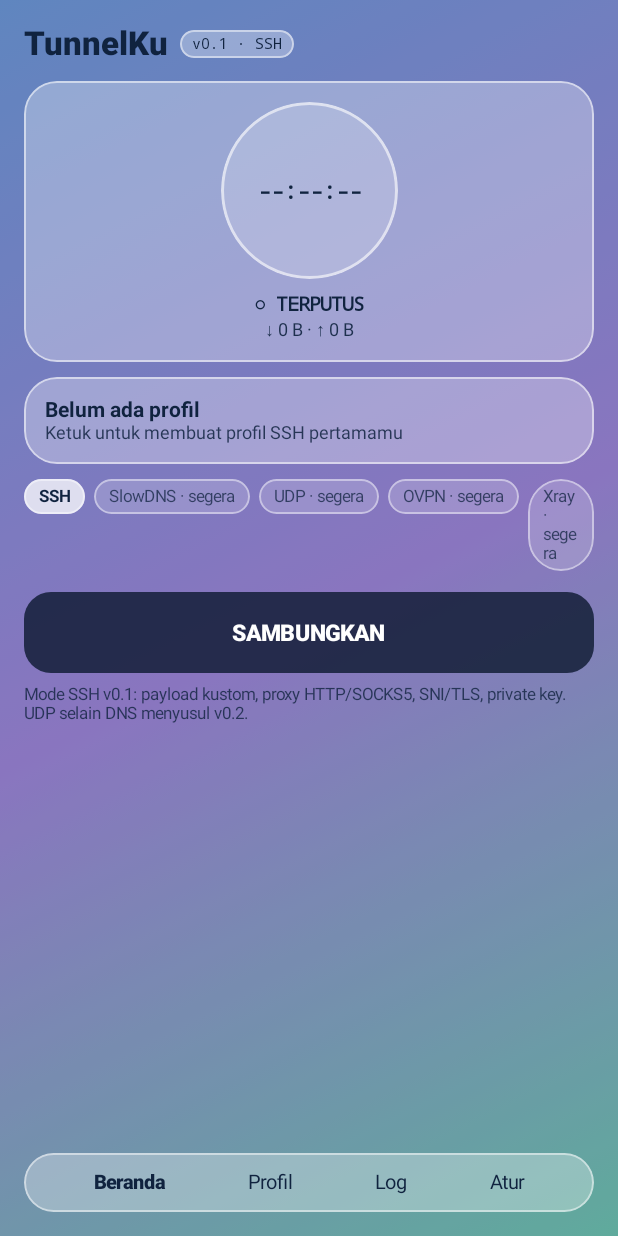
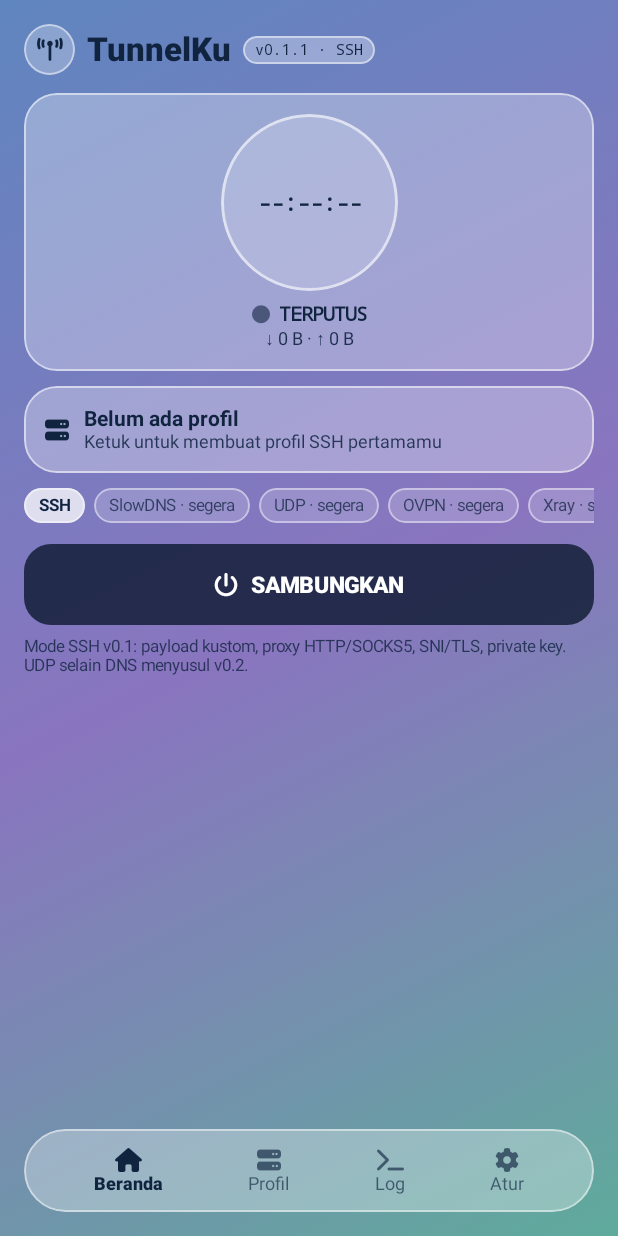
Before and after one commit to qioceky/tunnelku, an Android app built with Jetpack Compose: the screen it shows after launch (MainActivity), on a phone screen of 412 x 824 dp. Run offline under Robolectric (Android 15) with nearby library versions, the phone set to English and light mode, and no system bars; pictures from the network do not load.

Commit message:
v0.1.1: ikon Font Awesome 6.5.2 + fix fullscreen (padding insets, chip mode bisa digeser)

```diff
--- a/app/build.gradle
+++ b/app/build.gradle
@@ -12,8 +12,8 @@ android {
         applicationId "id.tunnelku"
         minSdk 26
         targetSdk 35
-        versionCode 1
-        versionName "0.1.0"
+        versionCode 2
+        versionName "0.1.1"
     }
 
     buildFeatures {
--- a/app/src/main/java/id/tunnelku/MainActivity.kt
+++ b/app/src/main/java/id/tunnelku/MainActivity.kt
@@ -15,6 +15,7 @@ import androidx.compose.foundation.Image
 import androidx.compose.foundation.background
 import androidx.compose.foundation.border
 import androidx.compose.foundation.clickable
+import androidx.compose.foundation.horizontalScroll
 import androidx.compose.foundation.layout.Arrangement
 import androidx.compose.foundation.layout.Box
 import androidx.compose.foundation.layout.Column
@@ -23,7 +24,10 @@ import androidx.compose.foundation.layout.Spacer
 import androidx.compose.foundation.layout.fillMaxSize
 import androidx.compose.foundation.layout.fillMaxWidth
 import androidx.compose.foundation.layout.height
+import androidx.compose.foundation.layout.navigationBarsPadding
 import androidx.compose.foundation.layout.padding
+import androidx.compose.foundation.layout.statusBarsPadding
+import androidx.compose.foundation.layout.width
 import androidx.compose.foundation.layout.size
 import androidx.compose.foundation.lazy.LazyColumn
 import androidx.compose.foundation.lazy.items
@@ -68,6 +72,8 @@ import androidx.compose.ui.text.input.PasswordVisualTransformation
 import androidx.compose.ui.unit.dp
 import androidx.compose.ui.unit.sp
 import id.tunnelku.model.ProfileStore
+import id.tunnelku.ui.Fa
+import id.tunnelku.ui.FaIcon
 import id.tunnelku.model.SettingsStore
 import id.tunnelku.model.SshProfile
 import id.tunnelku.vpn.LogBus
@@ -214,8 +220,14 @@ fun TunnelKuApp(onBgModeChanged: () -> Unit) {
         // lapisan penggelap agar teks terbaca
         Box(Modifier.fillMaxSize().background(Color.Black.copy(alpha = dim)))
 
-        Column(Modifier.fillMaxSize().padding(16.dp)) {
+        Column(Modifier.fillMaxSize().statusBarsPadding().navigationBarsPadding().padding(16.dp)) {
             Row(verticalAlignment = Alignment.CenterVertically) {
+                Box(
+                    Modifier.size(34.dp).clip(CircleShape).background(Color.White.copy(alpha = 0.25f))
+                        .border(1.dp, Color.White.copy(alpha = 0.5f), CircleShape),
+                    contentAlignment = Alignment.Center,
+                ) { FaIcon(Fa.TOWER, size = 15.sp, color = onGlass) }
+                Spacer(Modifier.size(8.dp))
                 Text("TunnelKu", color = onGlass, fontSize = 22.sp, fontWeight = FontWeight.ExtraBold)
                 Spacer(Modifier.size(8.dp))
                 Box(
@@ -223,7 +235,7 @@ fun TunnelKuApp(onBgModeChanged: () -> Unit) {
                         .border(1.dp, Color.White.copy(alpha = 0.5f), CircleShape)
                         .padding(horizontal = 8.dp, vertical = 3.dp),
                 ) {
-                    Text("v0.1 · SSH", color = onGlass, fontSize = 10.sp, fontFamily = FontFamily.Monospace)
+                    Text("v0.1.1 · SSH", color = onGlass, fontSize = 10.sp, fontFamily = FontFamily.Monospace)
                 }
             }
             Spacer(Modifier.height(12.dp))
@@ -286,15 +298,26 @@ fun TunnelKuApp(onBgModeChanged: () -> Unit) {
                     .padding(vertical = 10.dp),
                 horizontalArrangement = Arrangement.SpaceEvenly,
             ) {
-                listOf("Beranda", "Profil", "Log", "Atur").forEachIndexed { i, label ->
+                listOf(
+                    Triple("Beranda", Fa.HOUSE, 0),
+                    Triple("Profil", Fa.SERVER, 1),
+                    Triple("Log", Fa.TERMINAL, 2),
+                    Triple("Atur", Fa.GEAR, 3),
+                ).forEach { (label, icon, i) ->
+                    val selected = tab == i && editing == null && !creatingNew
+                    Column(
+                        horizontalAlignment = Alignment.CenterHorizontally,
+                        modifier = Modifier.clickable { tab = i; editing = null; creatingNew = false }
+                            .padding(horizontal = 10.dp, vertical = 2.dp),
+                    ) {
+                        FaIcon(icon, size = 16.sp, color = if (selected) onGlass else onGlass.copy(alpha = 0.65f))
                         Text(
                             label,
-                        color = onGlass,
-                        fontWeight = if (tab == i && editing == null && !creatingNew) FontWeight.ExtraBold else FontWeight.Normal,
-                        fontSize = 13.sp,
-                        modifier = Modifier.clickable { tab = i; editing = null; creatingNew = false }
-                            .padding(horizontal = 8.dp, vertical = 2.dp),
+                            color = if (selected) onGlass else onGlass.copy(alpha = 0.65f),
+                            fontWeight = if (selected) FontWeight.ExtraBold else FontWeight.Normal,
+                            fontSize = 12.sp,
                         )
+                    }
                 }
             }
         }
@@ -351,16 +374,29 @@ private fun HomeScreen(onGlass: Color, glass: Float, goProfiles: () -> Unit) {
                     )
                 }
                 Spacer(Modifier.height(8.dp))
+                Row(verticalAlignment = Alignment.CenterVertically) {
+                    FaIcon(
+                        if (status == TunnelStatus.CONNECTED) Fa.CIRCLE_CHECK else Fa.CIRCLE,
+                        size = 12.sp,
+                        color = when (status) {
+                            TunnelStatus.CONNECTED -> Color(0xFF2EE66B)
+                            TunnelStatus.CONNECTING, TunnelStatus.DISCONNECTING -> Color(0xFFFFC44D)
+                            TunnelStatus.ERROR -> Color(0xFFFF5D5D)
+                            else -> onGlass.copy(alpha = 0.6f)
+                        },
+                    )
+                    Spacer(Modifier.width(6.dp))
                     Text(
                         when (status) {
-                        TunnelStatus.CONNECTED -> "● TERHUBUNG"
-                        TunnelStatus.CONNECTING -> "● MENGHUBUNGKAN…"
-                        TunnelStatus.DISCONNECTING -> "● MEMUTUSKAN…"
-                        TunnelStatus.ERROR -> "● GALAT — lihat Log"
-                        else -> "○ TERPUTUS"
+                            TunnelStatus.CONNECTED -> "TERHUBUNG"
+                            TunnelStatus.CONNECTING -> "MENGHUBUNGKAN…"
+                            TunnelStatus.DISCONNECTING -> "MEMUTUSKAN…"
+                            TunnelStatus.ERROR -> "GALAT — lihat Log"
+                            else -> "TERPUTUS"
                         },
                         color = onGlass, fontFamily = FontFamily.Monospace, fontWeight = FontWeight.Bold, fontSize = 13.sp,
                     )
+                }
                 Text(
                     "↓ ${fmtBytes(traffic.first)} · ↑ ${fmtBytes(traffic.second)}",
                     color = onGlass.copy(alpha = 0.9f), fontSize = 12.sp,
@@ -370,6 +406,9 @@ private fun HomeScreen(onGlass: Color, glass: Float, goProfiles: () -> Unit) {
         Spacer(Modifier.height(10.dp))
 
         GlassCard(glass, Modifier.fillMaxWidth().clickable { goProfiles() }) {
+            Row(verticalAlignment = Alignment.CenterVertically) {
+                FaIcon(Fa.SERVER, size = 16.sp, color = onGlass)
+                Spacer(Modifier.width(10.dp))
                 Column {
                 Text(
                     active?.let { "SSH · ${it.name}" } ?: "Belum ada profil",
@@ -386,9 +425,13 @@ private fun HomeScreen(onGlass: Color, glass: Float, goProfiles: () -> Unit) {
                 )
                 }
             }
+        }
         Spacer(Modifier.height(10.dp))
 
-        Row(horizontalArrangement = Arrangement.spacedBy(6.dp)) {
+        Row(
+            Modifier.fillMaxWidth().horizontalScroll(rememberScrollState()),
+            horizontalArrangement = Arrangement.spacedBy(6.dp),
+        ) {
             listOf("SSH" to true, "SlowDNS" to false, "UDP" to false, "OVPN" to false, "Xray" to false).forEach { (label, on) ->
                 Box(
                     Modifier.clip(RoundedCornerShape(999.dp))
@@ -431,6 +474,8 @@ private fun HomeScreen(onGlass: Color, glass: Float, goProfiles: () -> Unit) {
             shape = RoundedCornerShape(18.dp),
             modifier = Modifier.fillMaxWidth().height(54.dp),
         ) {
+            FaIcon(Fa.POWER, size = 16.sp, color = Color.White)
+            Spacer(Modifier.width(8.dp))
             Text(if (isOn) "PUTUSKAN" else "SAMBUNGKAN", fontWeight = FontWeight.ExtraBold, fontSize = 15.sp)
         }
         Spacer(Modifier.height(8.dp))
@@ -466,6 +511,8 @@ private fun ProfilesScreen(
                 GlassCard(glass, Modifier.fillMaxWidth().clickable { onEdit(p) }) {
                     Column {
                         Row(verticalAlignment = Alignment.CenterVertically) {
+                            FaIcon(Fa.SERVER, size = 13.sp, color = onGlass.copy(alpha = 0.8f))
+                            Spacer(Modifier.width(8.dp))
                             Text(p.name, color = onGlass, fontWeight = FontWeight.Bold, fontSize = 14.sp)
                             if (p.id == activeId) {
                                 Spacer(Modifier.size(8.dp))
@@ -492,7 +539,11 @@ private fun ProfilesScreen(
             colors = ButtonDefaults.buttonColors(containerColor = Color(0xFF0A162C).copy(alpha = 0.78f), contentColor = Color.White),
             shape = RoundedCornerShape(16.dp),
             modifier = Modifier.fillMaxWidth().height(50.dp),
-        ) { Text("+ Profil SSH Baru", fontWeight = FontWeight.Bold) }
+        ) {
+            FaIcon(Fa.PLUS, size = 14.sp, color = Color.White)
+            Spacer(Modifier.width(8.dp))
+            Text("Profil SSH Baru", fontWeight = FontWeight.Bold)
+        }
     }
 }
 
@@ -630,12 +681,20 @@ private fun LogScreen(onGlass: Color, glass: Float) {
                 onClick = { clipboard.setText(AnnotatedString(logs.joinToString("\n"))) },
                 colors = ButtonDefaults.buttonColors(containerColor = Color.White.copy(alpha = 0.25f), contentColor = onGlass),
                 shape = RoundedCornerShape(12.dp),
-            ) { Text("Salin Log") }
+            ) {
+                FaIcon(Fa.COPY, size = 13.sp, color = onGlass)
+                Spacer(Modifier.width(6.dp))
+                Text("Salin Log")
+            }
             Button(
                 onClick = { LogBus.clearLogs() },
                 colors = ButtonDefaults.buttonColors(containerColor = Color.White.copy(alpha = 0.25f), contentColor = onGlass),
                 shape = RoundedCornerShape(12.dp),
-            ) { Text("Bersihkan") }
+            ) {
+                FaIcon(Fa.TRASH, size = 13.sp, color = onGlass)
+                Spacer(Modifier.width(6.dp))
+                Text("Bersihkan")
+            }
         }
         Spacer(Modifier.height(10.dp))
         GlassCard(glass, Modifier.fillMaxSize()) {
@@ -684,20 +743,22 @@ private fun SettingsScreen(
     Column(Modifier.verticalScroll(rememberScrollState()), verticalArrangement = Arrangement.spacedBy(10.dp)) {
         Text("Latar Belakang", color = onGlass, fontWeight = FontWeight.ExtraBold, fontSize = 15.sp)
         listOf(
-            SettingsStore.BG_WALLPAPER to ("Tembus wallpaper HP" to "Latar app = wallpaper home kamu"),
-            SettingsStore.BG_CUSTOM to ("Gambar custom" to "Foto pilihanmu dari galeri"),
-            SettingsStore.BG_GRADIENT to ("Gradasi bawaan" to "Mesh biru–ungu–toska TunnelKu"),
-        ).forEach { (mode, texts) ->
+            Triple(SettingsStore.BG_WALLPAPER, Fa.WINDOW, "Tembus wallpaper HP" to "Latar app = wallpaper home kamu"),
+            Triple(SettingsStore.BG_CUSTOM, Fa.IMAGE, "Gambar custom" to "Foto pilihanmu dari galeri"),
+            Triple(SettingsStore.BG_GRADIENT, Fa.PALETTE, "Gradasi bawaan" to "Mesh biru–ungu–toska TunnelKu"),
+        ).forEach { (mode, icon, texts) ->
             GlassCard(
                 glass,
                 Modifier.fillMaxWidth().clickable { onBgMode(mode) },
             ) {
-                Column {
-                    Text(
-                        (if (bgMode == mode) "◉ " else "○ ") + texts.first,
-                        color = onGlass, fontWeight = FontWeight.Bold, fontSize = 13.sp,
-                    )
+                Row(verticalAlignment = Alignment.CenterVertically) {
+                    FaIcon(icon, size = 17.sp, color = onGlass)
+                    Spacer(Modifier.width(12.dp))
+                    Column(Modifier.weight(1f)) {
+                        Text(texts.first, color = onGlass, fontWeight = FontWeight.Bold, fontSize = 13.sp)
                         Text(texts.second, color = onGlass.copy(alpha = 0.85f), fontSize = 12.sp)
+                    }
+                    if (bgMode == mode) FaIcon(Fa.CIRCLE_CHECK, size = 15.sp, color = Color(0xFF2EE66B))
                 }
             }
         }
@@ -707,7 +768,11 @@ private fun SettingsScreen(
                 colors = ButtonDefaults.buttonColors(containerColor = Color.White.copy(alpha = 0.25f), contentColor = onGlass),
                 shape = RoundedCornerShape(12.dp),
                 modifier = Modifier.fillMaxWidth(),
-            ) { Text("Pilih Gambar dari Galeri") }
+            ) {
+                FaIcon(Fa.IMAGE, size = 14.sp, color = onGlass)
+                Spacer(Modifier.width(8.dp))
+                Text("Pilih Gambar dari Galeri")
+            }
         }
 
         Text("Kekuatan blur kaca: ${blur.toInt()}", color = onGlass, fontSize = 12.sp)
@@ -727,7 +792,7 @@ private fun SettingsScreen(
 
         Spacer(Modifier.height(8.dp))
         Text(
-            "TunnelKu v0.1.0 · id.tunnelku\nAplikasi tunnel versi kita sendiri — clean-room, tanpa server bawaan, tanpa iklan/tracker. Semua server dari profilmu.",
+            "TunnelKu v0.1.1 · id.tunnelku\nIkon: Font Awesome Free 6.5.2 (CC BY 4.0).\nAplikasi tunnel versi kita sendiri — clean-room, tanpa server bawaan, tanpa iklan/tracker. Semua server dari profilmu.",
             color = onGlass.copy(alpha = 0.8f), fontSize = 11.sp,
         )
         Spacer(Modifier.height(16.dp))
--- /dev/null
+++ b/app/src/main/java/id/tunnelku/ui/FaIcons.kt
@@ -0,0 +1,73 @@
+package id.tunnelku.ui
+
+import android.content.Context
+import android.graphics.Typeface
+import androidx.compose.material3.Text
+import androidx.compose.runtime.Composable
+import androidx.compose.runtime.remember
+import androidx.compose.ui.Modifier
+import androidx.compose.ui.graphics.Color
+import androidx.compose.ui.platform.LocalContext
+import androidx.compose.ui.text.font.FontFamily
+import androidx.compose.ui.unit.TextUnit
+import androidx.compose.ui.unit.sp
+
+/**
+ * Ikon Font Awesome Free Solid 6.5.2 — font dibundel lokal di
+ * assets/fonts/fa-solid-900.ttf (offline, tanpa CDN).
+ * Lisensi Font Awesome Free: ikon CC BY 4.0 — atribusi ada di tab Atur.
+ * Semua kode glif diverifikasi dari cmap font itu sendiri.
+ */
+object Fa {
+    const val HOUSE = "\uF015"
+    const val SERVER = "\uF233"
+    const val TERMINAL = "\uF120"
+    const val GEAR = "\uF013"
+    const val BOLT = "\uF0E7"
+    const val POWER = "\uF011"
+    const val PLUS = "\uF067"
+    const val COPY = "\uF0C5"
+    const val TRASH = "\uF2ED"
+    const val IMAGE = "\uF03E"
+    const val PALETTE = "\uF53F"
+    const val WINDOW = "\uF2D0"
+    const val CIRCLE_CHECK = "\uF058"
+    const val CIRCLE = "\uF111"
+    const val PLUG = "\uF1E6"
+    const val KEY = "\uF084"
+    const val GLOBE = "\uF0AC"
+    const val CHECK = "\uF00C"
+    const val LINK = "\uF0C1"
+    const val TOWER = "\uF519"
+}
+
+private object FaTypeface {
+    @Volatile
+    private var cached: Typeface? = null
+
+    fun get(context: Context): Typeface =
+        cached ?: synchronized(this) {
+            cached ?: Typeface.createFromAsset(
+                context.applicationContext.assets, "fonts/fa-solid-900.ttf"
+            ).also { cached = it }
+        }
+}
+
+/** Satu glif Font Awesome sebagai teks ber-font FA. */
+@Composable
+fun FaIcon(
+    icon: String,
+    modifier: Modifier = Modifier,
+    size: TextUnit = 16.sp,
+    color: Color = Color.White
+) {
+    val context = LocalContext.current
+    val typeface = remember { FaTypeface.get(context) }
+    Text(
+        icon,
+        modifier = modifier,
+        fontFamily = FontFamily(typeface),
+        fontSize = size,
+        color = color
+    )
+}
```
Also changed, not shown: app/src/main/assets/fonts/fa-solid-900.ttf (added), 2 other files. Lines whose indentation alone changed are shown as unchanged.
